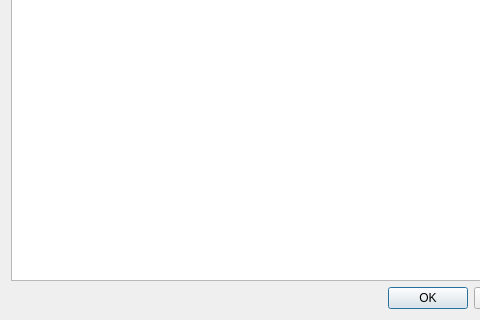
Above: resources/select_files_dialog.ui from zync/zync-python before the change; both pictures show x 0 to 480 and y 103 to 423 of the 565 by 423 pixel window. Below: the same form after it.
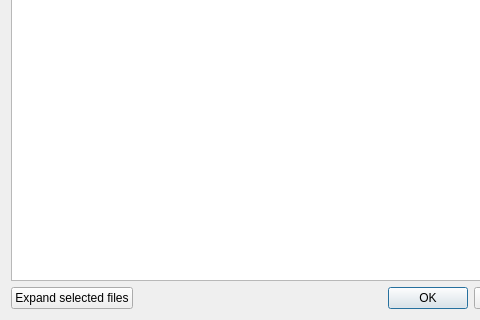
That is the form after the change.

The edit to the form file:
```diff
--- a/resources/select_files_dialog.ui
+++ b/resources/select_files_dialog.ui
@@ -51,6 +51,24 @@
       <property name="bottomMargin">
        <number>0</number>
       </property>
+
+      <item>
+       <widget class="QPushButton" name="expandFiles">
+        <property name="enabled">
+         <bool>true</bool>
+        </property>
+        <property name="text">
+         <string>Expand selected files</string>
+        </property>
+        <property name="sizePolicy">
+         <sizepolicy hsizetype="Preferred" vsizetype="Preferred">
+          <horstretch>0</horstretch>
+          <verstretch>0</verstretch>
+         </sizepolicy>
+        </property>
+       </widget>
+      </item>
+
       <item>
        <widget class="QDialogButtonBox" name="buttonBox">
         <property name="sizePolicy">
```
Left out of the diff: 1 changed line with no effect on the pictures.
